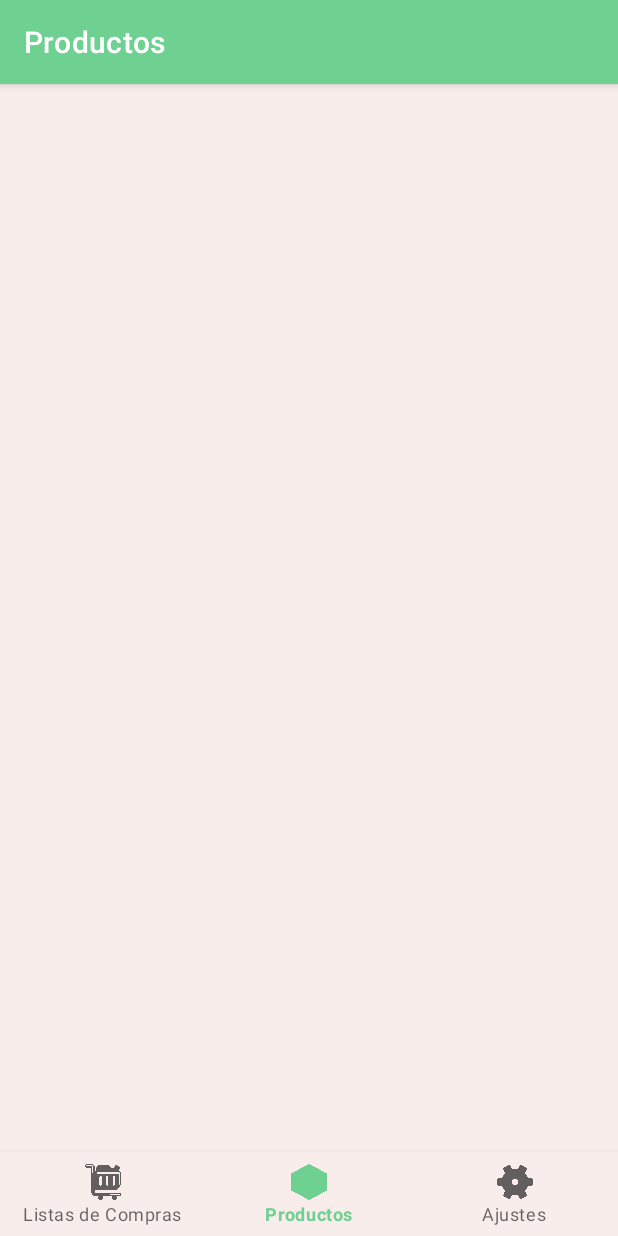
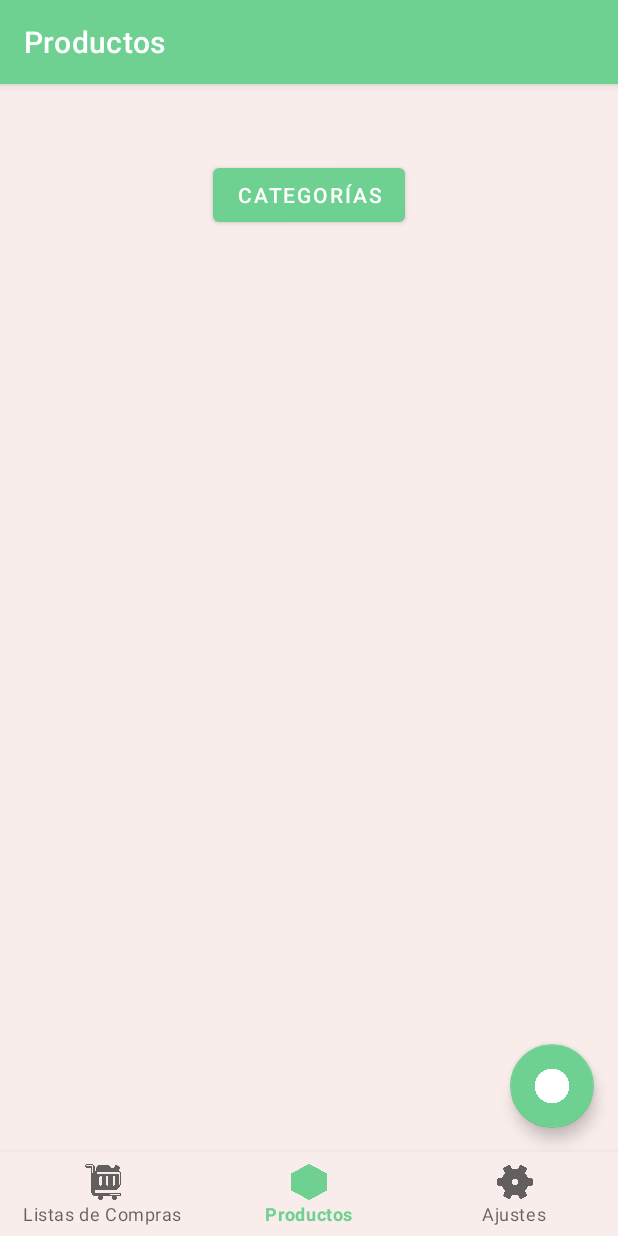
Before and after one commit to EstebanColoradoGonzalez/Listify, an Android app: the ProductsFragment screen opened through its navigation route, on a phone screen of 412 x 824 dp. Run offline under Robolectric (Android 15) with nearby library versions, the light colour scheme and no system bars; our stand-ins replace Room's generated code, navigation-ui; 1 statement that could not run was skipped.

Commit message:
Feat: Add buttons to navigate to category fragments and create products.

```diff
--- a/app/src/main/java/com/estebancoloradogonzalez/listify/view/ProductsFragment.kt
+++ b/app/src/main/java/com/estebancoloradogonzalez/listify/view/ProductsFragment.kt
@@ -1,13 +1,13 @@
 package com.estebancoloradogonzalez.listify.view
 
 import android.os.Bundle
-import androidx.fragment.app.Fragment
 import android.view.LayoutInflater
 import android.view.View
 import android.view.ViewGroup
+import androidx.fragment.app.Fragment
 import androidx.fragment.app.viewModels
 import androidx.lifecycle.lifecycleScope
-import com.estebancoloradogonzalez.listify.R
+import androidx.navigation.fragment.findNavController
 import com.estebancoloradogonzalez.listify.databinding.FragmentProductsBinding
 import com.estebancoloradogonzalez.listify.utils.NumericConstants
 import com.estebancoloradogonzalez.listify.viewmodel.UserViewModel
@@ -15,14 +15,16 @@ import kotlinx.coroutines.launch
 
 class ProductsFragment : Fragment() {
     private var _binding: FragmentProductsBinding? = null
+    private val binding get() = _binding!!
     private val userViewModel: UserViewModel by viewModels()
     private var userId = NumericConstants.LONG_NEGATIVE_ONE
 
     override fun onCreateView(
         inflater: LayoutInflater, container: ViewGroup?,
         savedInstanceState: Bundle?
-    ): View? {
-        return inflater.inflate(R.layout.fragment_products, container, false)
+    ): View {
+        _binding = FragmentProductsBinding.inflate(inflater, container, false)
+        return binding.root
     }
 
     override fun onViewCreated(view: View, savedInstanceState: Bundle?) {
@@ -31,6 +33,16 @@ class ProductsFragment : Fragment() {
         lifecycleScope.launch {
             userId = userViewModel.getUserId()
         }
+
+        binding.fabAddProduct.setOnClickListener {
+            val action = ProductsFragmentDirections.actionProductsFragmentToCreateProductFragment(userId)
+            findNavController().navigate(action)
+        }
+
+        binding.btnCategories.setOnClickListener {
+            val action = ProductsFragmentDirections.actionProductsFragmentToCategoriesFragment(userId)
+            findNavController().navigate(action)
+        }
     }
 
     override fun onDestroyView() {
--- a/app/src/main/res/layout/fragment_products.xml
+++ b/app/src/main/res/layout/fragment_products.xml
@@ -4,4 +4,20 @@
     android:layout_width="match_parent"
     android:layout_height="match_parent"
     tools:context=".view.ProductsFragment">
+    <Button
+        android:id="@+id/btnCategories"
+        android:layout_width="wrap_content"
+        android:layout_height="wrap_content"
+        android:text="@string/fragment_categories"
+        android:layout_gravity="top|center_horizontal"
+        android:layout_marginTop="50dp"/>
+
+    <com.google.android.material.floatingactionbutton.FloatingActionButton
+        android:id="@+id/fabAddProduct"
+        android:layout_width="wrap_content"
+        android:layout_height="wrap_content"
+        android:contentDescription="@string/fragment_create_product"
+        android:src="@drawable/add_button"
+        android:layout_gravity="bottom|end"
+        android:layout_margin="16dp"/>
 </FrameLayout>
--- a/app/src/main/res/values-night/themes.xml
+++ b/app/src/main/res/values-night/themes.xml
@@ -9,6 +9,8 @@
         <item name="colorSecondaryVariant">@color/dark_green</item>
         <item name="colorOnSecondary">@color/white</item>
 
+        <item name="colorAccent">@color/light_green</item>
+
         <item name="android:statusBarColor">?attr/colorPrimaryVariant</item>
 
         <item name="android:textColorPrimary">@color/white</item>
--- a/app/src/main/res/values/themes.xml
+++ b/app/src/main/res/values/themes.xml
@@ -9,6 +9,8 @@
         <item name="colorSecondaryVariant">@color/light_green</item>
         <item name="colorOnSecondary">@color/white</item>
 
+        <item name="colorAccent">@color/dark_green</item>
+
         <item name="android:statusBarColor">?attr/colorPrimaryVariant</item>
 
         <item name="android:textColorPrimary">@color/black</item>
```
